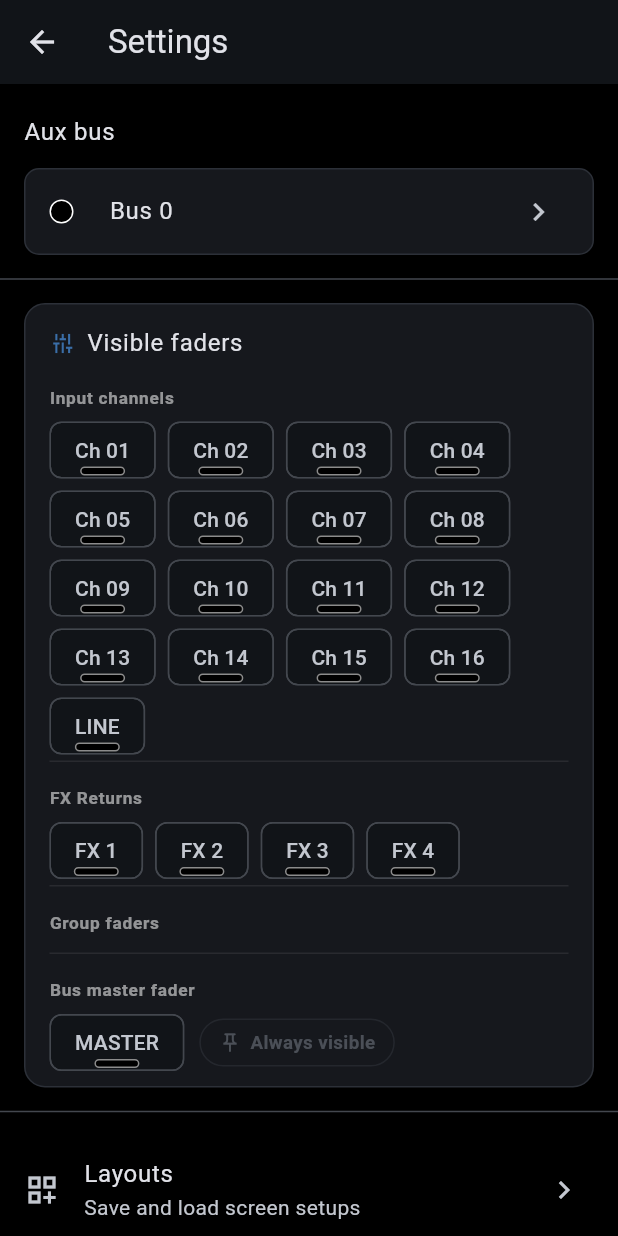
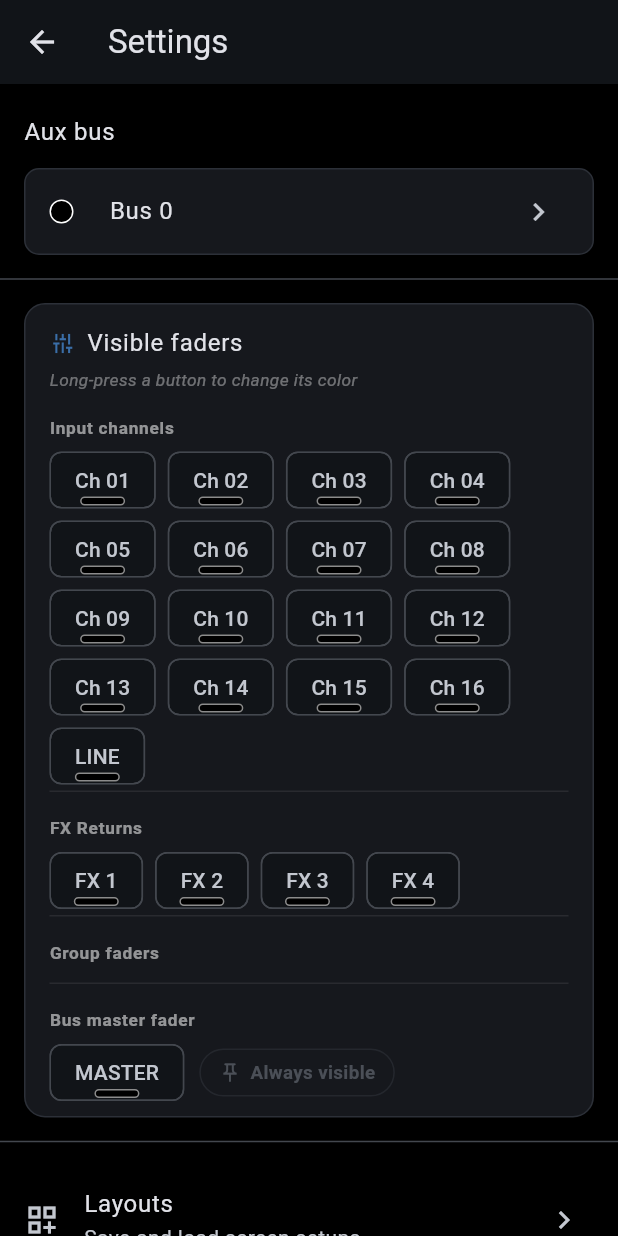
Before and after one commit to Via-Nubium/StageMon, a Flutter app: the SettingsScreen screen opened directly with empty values, on a phone screen of 412 x 824 dp. Run offline on Flutter 3.47's test engine with Material 3 defaults, Android fonts, the phone set to English and light mode, and no system bars; our stand-ins replace file_picker, package_info_plus, share_plus, shared_preferences, wakelock_plus; missing offline and left inert: osc, screen_brightness; accounts and stored records are empty; generated files the repository leaves out were written again.

Commit message:
Add hint text for changing fader colors via long-press

```diff
--- a/lib/l10n/app_en.arb
+++ b/lib/l10n/app_en.arb
@@ -387,6 +387,9 @@
   "faderVisibilityTitle": "Visible faders",
   "@faderVisibilityTitle": {},
 
+  "colorHintCaption": "Long-press a button to change its color",
+  "@colorHintCaption": {},
+
   "includeBusOption": "Include output bus",
   "@includeBusOption": {},
 
--- a/lib/l10n/app_es.arb
+++ b/lib/l10n/app_es.arb
@@ -116,6 +116,7 @@
   "ok": "Aceptar",
   "busWillChangeNote": "Se cambiará el bus auxiliar de salida.",
   "faderVisibilityTitle": "Faders visibles",
+  "colorHintCaption": "Mantén presionado un botón para cambiar su color",
   "includeBusOption": "Incluir bus de salida",
   "fxReturnCount": "{count, plural, =1{1 FX} other{{count} FX}}",
   "groupCount": "{count, plural, =1{1 grupo} other{{count} grupos}}"
--- a/lib/screens/settings_screen.dart
+++ b/lib/screens/settings_screen.dart
@@ -506,6 +506,17 @@ class _SettingsScreenState extends State<SettingsScreen> {
                         ],
                       ),
                     ),
+                    Padding(
+                      padding: const EdgeInsets.fromLTRB(16, 0, 16, 4),
+                      child: Text(
+                        l.colorHintCaption,
+                        style: const TextStyle(
+                          fontSize: 11.5,
+                          fontStyle: FontStyle.italic,
+                          color: Colors.white38,
+                        ),
+                      ),
+                    ),
                     _cardSubLabel(l.visibleChannels),
                     Padding(
                       padding: const EdgeInsets.symmetric(horizontal: 16),
```
